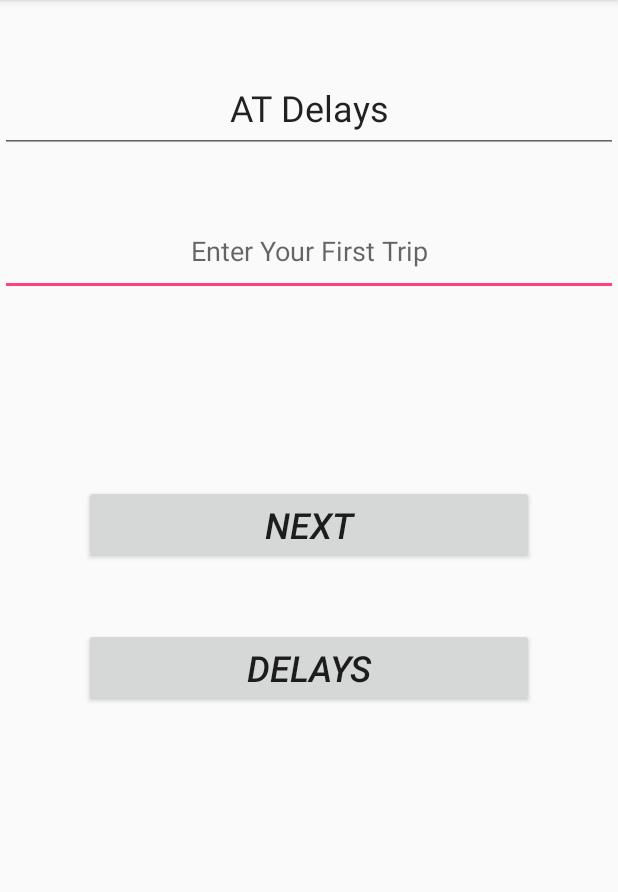
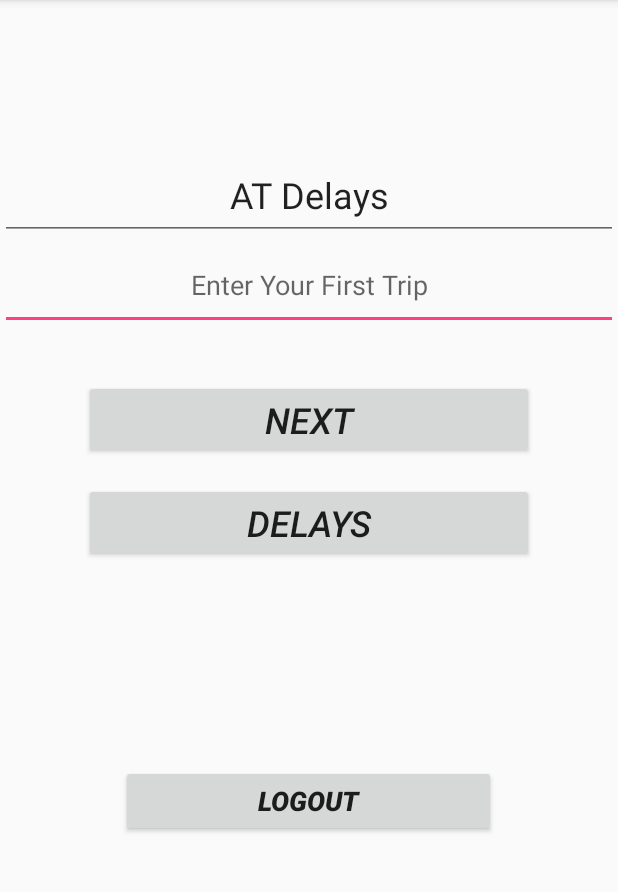
Before and after one commit to autlamps/delay-mobile-android, an Android app: the homePage screen opened directly, with no data from a screen before it, on a phone screen of 412 x 824 dp, the part 84-976 px from its top. Run offline under Robolectric (Android 15) with nearby library versions, the phone set to English and light mode, and no system bars.

```diff
--- a/app/src/main/java/com/example/izaac/delayed/pages/DelayListActivity.java
+++ b/app/src/main/java/com/example/izaac/delayed/pages/DelayListActivity.java
@@ -32,6 +32,8 @@ public class DelayListActivity extends AppCompatActivity implements DelayAdapter
     protected void onCreate(Bundle savedInstanceState) {
         super.onCreate(savedInstanceState);
         setContentView(R.layout.activity_delay_list);
+
+        System.out.println("STOP HERE FOR DEBUG");
 
         if(DelayTotal == true) {
             listData = (ArrayList) DelayListData.getTotalDelayData();
--- a/app/src/main/res/layout/activity_home_page.xml
+++ b/app/src/main/res/layout/activity_home_page.xml
@@ -4,7 +4,7 @@
     xmlns:app="http://schemas.android.com/apk/res-auto"
     xmlns:tools="http://schemas.android.com/tools"
     android:layout_width="match_parent"
-    android:layout_height="495dp"
+    android:layout_height="600dp"
     tools:layout_editor_absoluteX="8dp"
     tools:layout_editor_absoluteY="8dp">
 
@@ -13,11 +13,10 @@
         android:layout_width="match_parent"
         android:layout_height="60dp"
         android:ems="10"
+        android:hint="Enter Your First Trip"
         android:inputType="textPersonName"
-        android:hint="Enter Your First Trip"
         android:textAlignment="center"
-        android:layout_marginBottom="126dp"
-        android:layout_above="@+id/nextButton"
+        android:layout_below="@+id/tripAmount"
         android:layout_alignParentLeft="true"
         android:layout_alignParentStart="true" />
 
@@ -25,15 +24,15 @@
         android:id="@+id/tripAmount"
         android:layout_width="match_parent"
         android:layout_height="60dp"
-        android:layout_above="@+id/trip1text"
-        android:layout_alignParentEnd="true"
-        android:layout_alignParentRight="true"
-        android:layout_marginBottom="35dp"
         android:ems="10"
         android:inputType="textPersonName"
         android:text="Delays"
         android:textAlignment="center"
-        android:textSize="24sp" />
+        android:textSize="24sp"
+        android:layout_marginTop="100dp"
+        android:layout_alignParentTop="true"
+        android:layout_alignParentLeft="true"
+        android:layout_alignParentStart="true" />
 
     <Button
         android:id="@+id/nextButton"
@@ -43,21 +42,32 @@
         android:textAlignment="center"
         android:textSize="24sp"
         android:textStyle="italic"
-        android:layout_alignParentBottom="true"
+        android:layout_below="@+id/tripAmount"
         android:layout_centerHorizontal="true"
-        android:layout_marginBottom="119dp" />
+        android:layout_marginTop="93dp" />
 
     <Button
         android:id="@+id/delayListButton"
         android:layout_width="300dp"
         android:layout_height="wrap_content"
-        android:layout_alignLeft="@+id/nextButton"
-        android:layout_alignParentBottom="true"
-        android:layout_alignStart="@+id/nextButton"
-        android:layout_marginBottom="24dp"
         android:text="Delays"
         android:textAlignment="center"
         android:textSize="24sp"
-        android:textStyle="italic"/>
+        android:textStyle="italic"
+        android:layout_marginTop="16dp"
+        android:layout_below="@+id/nextButton"
+        android:layout_alignLeft="@+id/nextButton"
+        android:layout_alignStart="@+id/nextButton" />
+
+    <Button
+        android:id="@+id/LogoutButton"
+        android:layout_width="250dp"
+        android:layout_height="wrap_content"
+        android:layout_alignParentBottom="true"
+        android:layout_centerHorizontal="true"
+        android:layout_marginBottom="42dp"
+        android:text="Logout"
+        android:textSize="18sp"
+        android:textStyle="bold|italic" />
 
 </RelativeLayout>
```
Also changed, not shown: app/src/main/java/com/example/izaac/delayed/pages/LoginPage.java (+67 -3 lines), app/src/main/java/com/example/izaac/delayed/pages/homePage.java (+20 -10 lines), app/src/main/res/layout/activity_login.xml (+12 -0 lines), app/src/main/res/layout/activity_trip_page.xml (+9 -0 lines).
